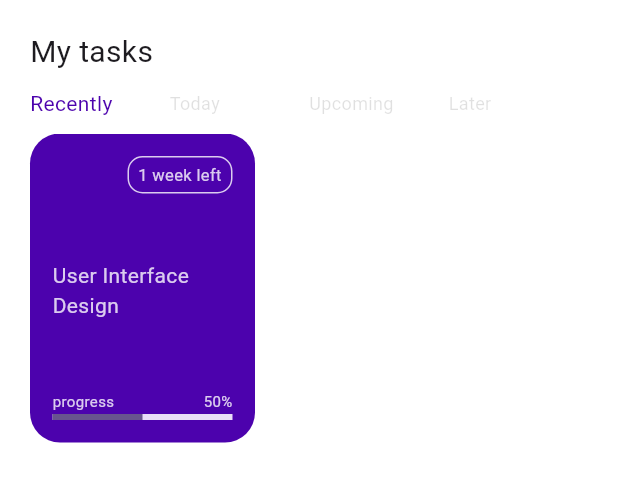
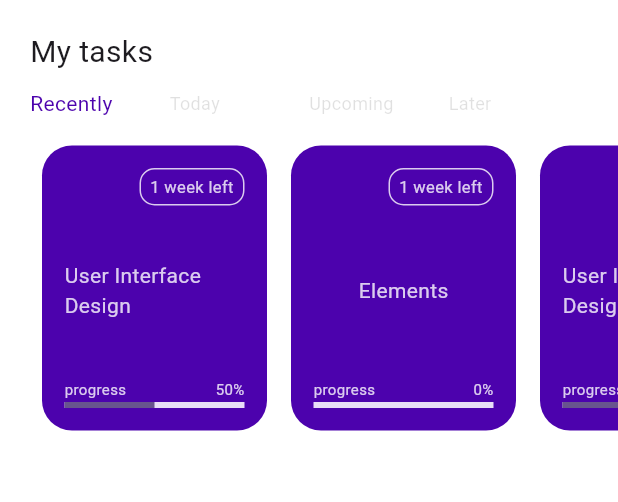
Before and after one commit to hopemadziakapita/Task-management, a Flutter app: the screen it shows after launch, on a phone screen of 412 x 824 dp, the part 135-637 px from its top. Run offline on Flutter 3.47's test engine with Material 2 defaults, Android fonts, the phone set to English and light mode, and no system bars.

Commit message:
update recent item

```diff
--- a/lib/pages/Recents.dart
+++ b/lib/pages/Recents.dart
@@ -14,11 +14,19 @@ class Recents extends StatelessWidget {
             height: MediaQuery.of(context).size.height * .25,
             child: ListView(
               scrollDirection: Axis.horizontal,
-              children: [
+              children: const [
                 RecentElement(
                   title: "User Interface Design",
                   prog: 0.5,
-                )
+                ),
+                RecentElement(
+                  title: "Elements",
+                  prog: 0,
+                ),
+                RecentElement(
+                  title: "User Interface Design",
+                  prog: 0.8,
+                ),
               ],
             ),
           )
--- a/lib/widgets/RecentElement.dart
+++ b/lib/widgets/RecentElement.dart
@@ -12,7 +12,9 @@ class RecentElement extends StatelessWidget {
 
   @override
   Widget build(BuildContext context) {
-    return Container(
+    return Padding(
+      padding: const EdgeInsets.all(8.0),
+      child: Container(
         width: 150,
         decoration: BoxDecoration(
           color: AppColors().primaryColor,
@@ -46,8 +48,8 @@ class RecentElement extends StatelessWidget {
                       child: Text(
                         textAlign: TextAlign.center,
                         "1 week left",
-                      style:
-                          TextStyle(color: AppColors().txtWhite, fontSize: 11),
+                        style: TextStyle(
+                            color: AppColors().txtWhite, fontSize: 11),
                       ),
                     ),
                   ),
@@ -72,8 +74,8 @@ class RecentElement extends StatelessWidget {
                       ),
                       Text(
                         "${(prog * 100).ceil()}%",
-                      style:
-                          TextStyle(fontSize: 10, color: AppColors().txtWhite),
+                        style: TextStyle(
+                            fontSize: 10, color: AppColors().txtWhite),
                       ),
                     ],
                   ),
@@ -86,6 +88,7 @@ class RecentElement extends StatelessWidget {
             ],
           ),
         ),
+      ),
     );
   }
 }
```
Lines whose indentation alone changed are shown as unchanged.
